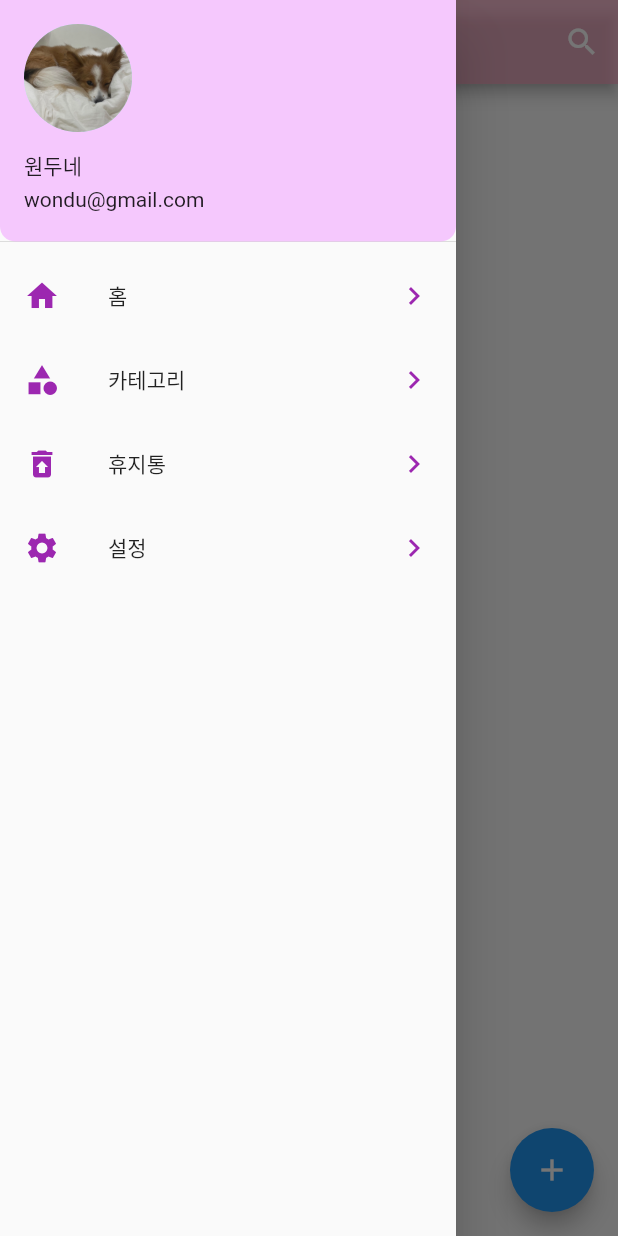
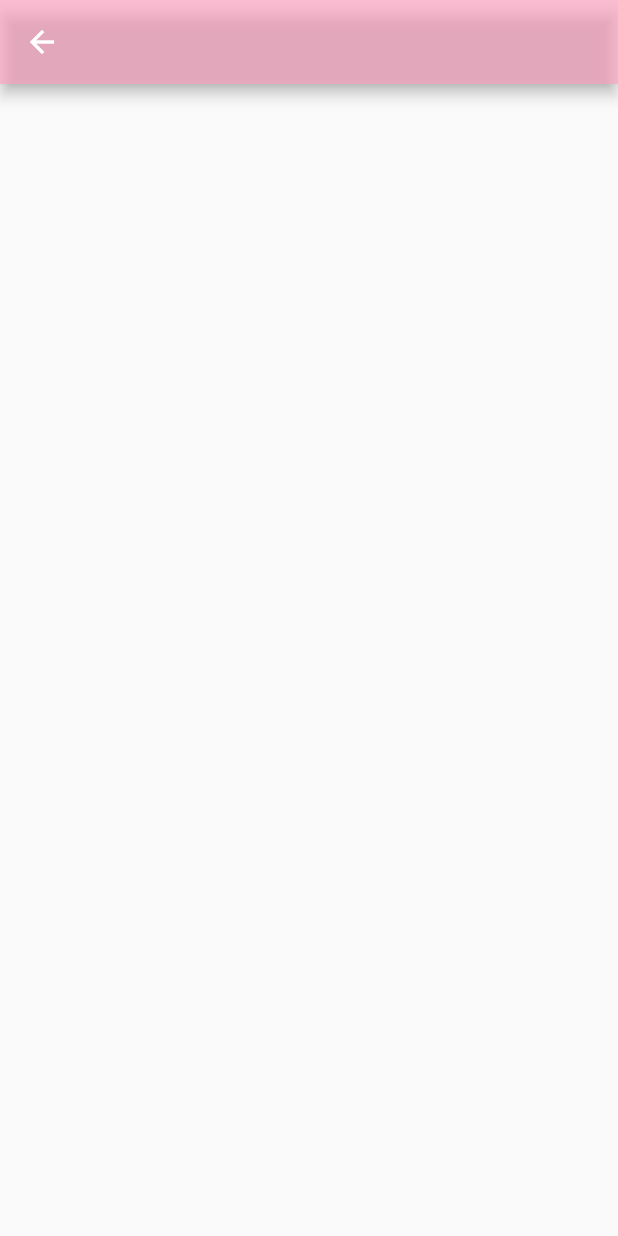
Before and after one commit to hdaisywd/wondu_studyplanner, a Flutter app: the screen it shows after launch, in the side drawer, after a tap on "카테고리", on a phone screen of 412 x 824 dp. Run offline on Flutter 3.47's test engine with Material 2 defaults, Android fonts, the phone set to English and light mode, and no system bars; drawn by our look-alikes of flutter_slidable; our stand-ins replace shared_preferences.

Commit message:
category 새 페이지 추가

```diff
--- a/lib/main.dart
+++ b/lib/main.dart
@@ -6,6 +6,7 @@
 import 'package:shared_preferences/shared_preferences.dart';
 
 import 'detail_page.dart';
+import 'new_screen.dart';
 import 'task_service.dart';
 
 late SharedPreferences prefs;
@@ -87,7 +88,12 @@
                   iconColor: Colors.purple,
                   focusColor: Colors.purple,
                   title: Text('카테고리'),
-                  onTap: () {},
+                  onTap: () {
+                    Navigator.push(
+                      context,
+                      MaterialPageRoute(builder: (context) => NewScreen()),
+                    );
+                  },
                   trailing: Icon(Icons.navigate_next),
                 ),
                 ListTile(
@@ -161,8 +167,9 @@
                           ],
                         ),
                         child: ListTile(
-                          leading:
-                              task.isPinned ? Icon(CupertinoIcons.pin_fill) : null,
+                          leading: task.isPinned
+                              ? Icon(CupertinoIcons.pin_fill)
+                              : null,
                           // 메모 내용 (최대 3줄까지만 보여주도록)
                           title: Text(
                             task.content,
--- /dev/null
+++ b/lib/new_screen.dart
@@ -0,0 +1,23 @@
+import 'package:flutter/material.dart';
+
+class NewScreen extends StatelessWidget {
+  const NewScreen({Key? key});
+
+  @override
+  Widget build(BuildContext context) {
+    return Scaffold(
+      appBar: AppBar(
+        backgroundColor: Color.fromARGB(159, 255, 158, 190),
+        leading: IconButton(
+          icon: Icon(Icons.arrow_back),
+          onPressed: () {
+            Navigator.pop(context);
+          },
+        ),
+      ),
+      body: Container(
+        // 새로운 화면의 내용
+      ),
+    );
+  }
+}
```
